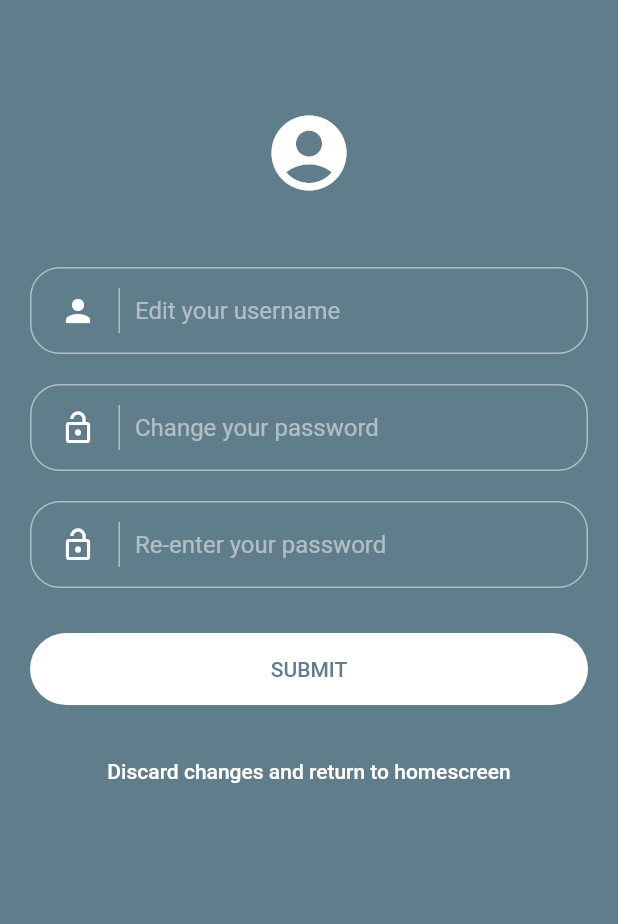
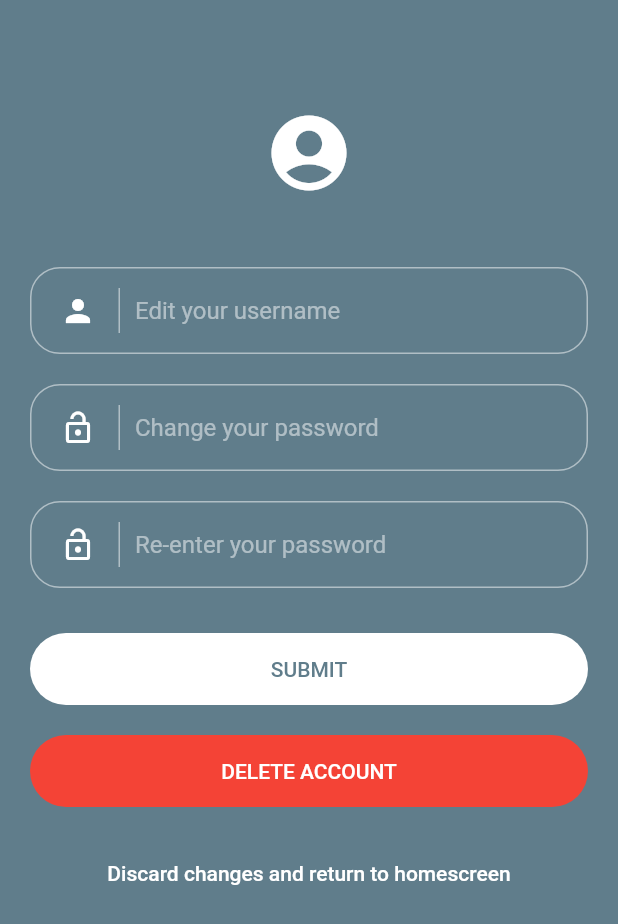
Before and after one commit to JLHill84/firstDayTest, a Flutter app: the UserProfile screen opened directly, on a phone screen of 412 x 824 dp. Shown: the top 924 px of the screen. Run offline on Flutter 3.47's test engine with Material 2 defaults, Android fonts, the phone set to English and light mode, and no system bars; our stand-ins replace firebase_auth, google_maps_flutter; accounts and stored records are empty; network calls fail.

Commit message:
user deletion confirm

```diff
--- a/Capstone/brownwater_pilot/lib/pages/Login.dart
+++ b/Capstone/brownwater_pilot/lib/pages/Login.dart
@@ -71,7 +71,7 @@ class _LoginPageState extends State<LoginPage> {
               Padding(
                 padding: EdgeInsets.only(top: 72, bottom: 36),
                 child: Icon(
-                  Icons.rss_feed,
+                  Icons.explore,
                   size: 180,
                   color: Colors.white,
                 ),
--- a/Capstone/brownwater_pilot/lib/pages/Profile.dart
+++ b/Capstone/brownwater_pilot/lib/pages/Profile.dart
@@ -48,6 +48,36 @@ class _UserProfileState extends State<UserProfile> {
         ),
       );
     }
+  }
+
+  _deleteUser() async {
+    FirebaseUser _user = await _firebaseAuth.currentUser();
+    return showDialog<void>(
+        context: context,
+        builder: (BuildContext context) {
+          return AlertDialog(
+            title: Text('Delete Profile?'),
+            content: const Text('This will permanently remove your account.'),
+            actions: <Widget>[
+              FlatButton(
+                child: const Text('CANCEL'),
+                onPressed: () {
+                  Navigator.of(context).pop();
+                },
+              ),
+              FlatButton(
+                child: const Text('ACCEPT'),
+                onPressed: () {
+                  _user.delete();
+                  Navigator.push(context,
+                      MaterialPageRoute(builder: (BuildContext ctx) {
+                    return HomePage();
+                  }));
+                },
+              )
+            ],
+          );
+        });
   }
 
   @override
@@ -220,6 +250,45 @@ class _UserProfileState extends State<UserProfile> {
                   ],
                 ),
               ),
+              // DELETE ACCOUNT BUTTON
+              Container(
+                margin: const EdgeInsets.only(top: 20),
+                padding: const EdgeInsets.only(
+                  left: 20,
+                  right: 20,
+                ),
+                child: Row(
+                  children: <Widget>[
+                    Expanded(
+                      child: FlatButton(
+                        splashColor: Colors.white,
+                        color: Colors.red,
+                        disabledColor: Colors.white.withOpacity(.5),
+                        shape: RoundedRectangleBorder(
+                            borderRadius: BorderRadius.circular(30)),
+                        onPressed: () {
+                          _deleteUser();
+                        },
+                        child: Row(
+                          mainAxisAlignment: MainAxisAlignment.center,
+                          children: <Widget>[
+                            Expanded(
+                              child: Padding(
+                                padding: EdgeInsets.symmetric(vertical: 16),
+                                child: Text(
+                                  'DELETE ACCOUNT',
+                                  textAlign: TextAlign.center,
+                                  style: TextStyle(color: Colors.white),
+                                ),
+                              ),
+                            )
+                          ],
+                        ),
+                      ),
+                    )
+                  ],
+                ),
+              ),
               // CANCEL BUTTON
               Container(
                 margin: const EdgeInsets.only(top: 20),
--- a/Capstone/brownwater_pilot/lib/pages/Signup.dart
+++ b/Capstone/brownwater_pilot/lib/pages/Signup.dart
@@ -97,7 +97,7 @@ class _SignupPageState extends State<SignupPage> {
               Padding(
                 padding: EdgeInsets.only(top: 72, bottom: 36),
                 child: Icon(
-                  Icons.rss_feed,
+                  Icons.explore,
                   size: 60,
                   color: Colors.white,
                 ),
```
Also changed, not shown: Capstone/brownwater_pilot/lib/pages/AIS.dart (+15 -3 lines), Capstone/brownwater_pilot/pubspec.yaml (+4 -10 lines), Capstone/brownwater_pilot/pubspec.lock, 5 other files.
